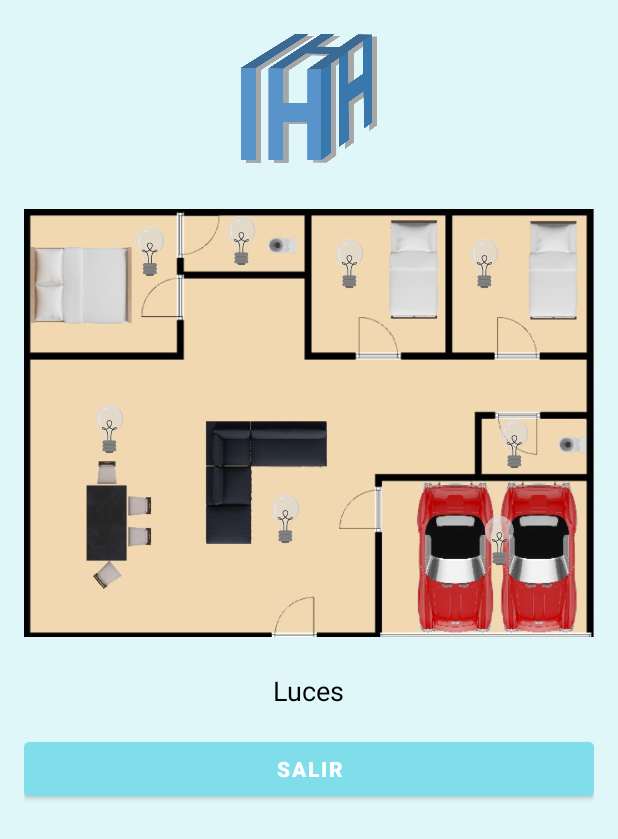
After one commit to stevmzz/IntelliHome, an Android app built with Jetpack Compose: the monitoreo_acti screen opened directly, with no data from a screen before it, on a phone screen of 412 x 824 dp. The commit adds this screen. Shown: the top 839 px of the screen. Run offline under Robolectric (Android 15) with nearby library versions, the light colour scheme and no system bars.

Commit message:
[ADD] -pantalla de monitoreo al arrendatario

```diff
--- a/app/src/main/AndroidManifest.xml
+++ b/app/src/main/AndroidManifest.xml
@@ -36,7 +36,10 @@
             android:name=".PruebaActivity"
             android:exported="true">
         </activity>
-
+        <activity
+            android:name=".monitoreo_acti"
+            android:exported="true">
+        </activity>
         <activity
             android:name=".AlquiladorActivity"
             android:exported="true">
--- a/app/src/main/java/com/example/miprimeraplicacion/AlquiladorActivity.java
+++ b/app/src/main/java/com/example/miprimeraplicacion/AlquiladorActivity.java
@@ -181,6 +181,8 @@ public class AlquiladorActivity extends AppCompatActivity {
         locations.add("Limón, Costa Rica");
         locations.add("Limón, Puerto Viejo");
         locations.add("Limón, Cahuita");
+        locations.add("Limón, Pueblo Nuevo");
+        locations.add("Limón, Cieneguita");
     }
 
     private void filterLocations(String text) {
--- a/app/src/main/java/com/example/miprimeraplicacion/ServerCommunication.java
+++ b/app/src/main/java/com/example/miprimeraplicacion/ServerCommunication.java
@@ -11,7 +11,7 @@ import java.net.SocketTimeoutException;
 
 public class ServerCommunication {
     private static final String TAG = "ServerCommunication";
-    private static final String SERVER_IP = "192.168.100.6";
+    private static final String SERVER_IP = "192.168.1.49";
     private static final int SERVER_PORT = 1717;
     private static final int SOCKET_TIMEOUT = 10000; // 10 segundos de timeout
 
--- /dev/null
+++ b/app/src/main/java/com/example/miprimeraplicacion/monitoreo_acti.java
@@ -0,0 +1,51 @@
+package com.example.miprimeraplicacion;
+
+import android.os.Bundle;
+import android.view.View;
+import android.widget.ImageButton;
+import androidx.appcompat.app.AppCompatActivity;
+
+public class monitoreo_acti extends AppCompatActivity {
+
+    // Array para almacenar el estado actual de cada botón (true: bombo_on, false: bombo_off)
+    private boolean[] buttonStates = new boolean[8];
+
+    @Override
+    protected void onCreate(Bundle savedInstanceState) {
+        super.onCreate(savedInstanceState);
+        setContentView(R.layout.monitoreo);
+
+        // Inicializa los estados de los botones a false (bombo_off)
+        for (int i = 0; i < buttonStates.length; i++) {
+            buttonStates[i] = false;
+        }
+
+        // Configurar los botones
+        setupButtonToggle(R.id.button1, 0);
+        setupButtonToggle(R.id.button2, 1);
+        setupButtonToggle(R.id.button3, 2);
+        setupButtonToggle(R.id.button4, 3);
+        setupButtonToggle(R.id.button5, 4);
+        setupButtonToggle(R.id.button6, 5);
+        setupButtonToggle(R.id.button7, 6);
+        setupButtonToggle(R.id.button8, 7);
+    }
+
+    // Método para configurar el comportamiento de cada botón
+    private void setupButtonToggle(int buttonId, final int index) {
+        final ImageButton button = findViewById(buttonId);
+        button.setOnClickListener(new View.OnClickListener() {
+            @Override
+            public void onClick(View v) {
+                // Alternar el estado del botón
+                buttonStates[index] = !buttonStates[index];
+                // Cambiar la imagen según el estado
+                if (buttonStates[index]) {
+                    button.setImageResource(R.drawable.bombo_on);
+                } else {
+                    button.setImageResource(R.drawable.bombo_off);
+                }
+            }
+        });
+    }
+}
--- a/app/src/main/res/layout/activity_alquilador.xml
+++ b/app/src/main/res/layout/activity_alquilador.xml
@@ -59,9 +59,9 @@
                         android:id="@+id/searchEditText"
                         android:layout_width="match_parent"
                         android:layout_height="wrap_content"
+                        android:completionThreshold="1"
                         android:hint="Buscar ubicación"
-                        android:inputType="text"
-                        android:completionThreshold="1"/>
+                        android:inputType="text" />
 
                 </com.google.android.material.textfield.TextInputLayout>
 
--- /dev/null
+++ b/app/src/main/res/layout/monitoreo.xml
@@ -0,0 +1,131 @@
+<FrameLayout
+    xmlns:android="http://schemas.android.com/apk/res/android"
+    android:layout_width="match_parent"
+    android:layout_height="match_parent"
+    android:background="#e0f7fa"
+    android:padding="16dp">
+
+    <LinearLayout
+        android:layout_width="match_parent"
+        android:layout_height="wrap_content"
+        android:orientation="vertical"
+        android:gravity="center_horizontal">
+
+
+    <ImageView
+        android:id="@+id/imageLogo"
+        android:layout_width="100dp"
+        android:layout_height="100dp"
+        android:layout_marginBottom="16dp"
+        android:src="@drawable/logo" />
+
+
+    <FrameLayout
+        android:layout_width="match_parent"
+        android:layout_height="300dp"
+    android:layout_marginBottom="16dp">
+
+
+    <ImageView
+        android:id="@+id/largeImage"
+        android:layout_width="match_parent"
+        android:layout_height="match_parent"
+        android:scaleType="fitCenter"
+        android:src="@drawable/casita" />
+
+
+        <ImageButton
+            android:id="@+id/button1"
+            android:layout_width="49dp"
+            android:layout_height="45dp"
+            android:layout_marginLeft="60dp"
+            android:layout_marginTop="10dp"
+            android:background="@null"
+            android:scaleType="fitCenter"
+            android:src="@drawable/bombo_off" />
+
+        <ImageButton
+            android:id="@+id/button2"
+            android:layout_width="35dp"
+            android:layout_height="51dp"
+            android:layout_marginLeft="300dp"
+            android:layout_marginTop="200dp"
+            android:background="@null"
+            android:scaleType="fitCenter"
+            android:src="@drawable/bombo_off" />
+        <ImageButton
+            android:id="@+id/button3"
+            android:layout_width="35dp"
+            android:layout_height="51dp"
+            android:layout_marginLeft="310dp"
+            android:layout_marginTop="135dp"
+            android:background="@null"
+            android:scaleType="fitCenter"
+            android:src="@drawable/bombo_off" />
+        <ImageButton
+            android:id="@+id/button4"
+            android:layout_width="35dp"
+            android:layout_height="51dp"
+            android:layout_marginLeft="200dp"
+            android:layout_marginTop="15dp"
+            android:background="@null"
+            android:scaleType="fitCenter"
+            android:src="@drawable/bombo_off" />
+        <ImageButton
+            android:id="@+id/button5"
+            android:layout_width="35dp"
+            android:layout_height="51dp"
+            android:layout_marginLeft="290dp"
+            android:layout_marginTop="15dp"
+            android:background="@null"
+            android:scaleType="fitCenter"
+            android:src="@drawable/bombo_off" />
+        <ImageButton
+            android:id="@+id/button6"
+            android:layout_width="35dp"
+            android:layout_height="51dp"
+            android:layout_marginLeft="128dp"
+            android:layout_marginTop="0dp"
+            android:background="@null"
+            android:scaleType="fitCenter"
+            android:src="@drawable/bombo_off" />
+        <ImageButton
+            android:id="@+id/button7"
+            android:layout_width="35dp"
+            android:layout_height="51dp"
+            android:layout_marginLeft="157dp"
+            android:layout_marginTop="185dp"
+            android:background="@null"
+            android:scaleType="fitCenter"
+            android:src="@drawable/bombo_off" />
+        <ImageButton
+            android:id="@+id/button8"
+            android:layout_width="35dp"
+            android:layout_height="51dp"
+            android:layout_marginLeft="40dp"
+            android:layout_marginTop="125dp"
+            android:background="@null"
+            android:scaleType="fitCenter"
+            android:src="@drawable/bombo_off" />
+
+    </FrameLayout>
+
+<TextView
+android:layout_width="wrap_content"
+android:layout_height="wrap_content"
+android:text="Luces"
+android:textColor="#000"
+android:textSize="18sp" />
+
+
+<Button
+android:id="@+id/buttonContinue"
+android:layout_width="match_parent"
+android:layout_height="wrap_content"
+android:layout_marginTop="16dp"
+android:backgroundTint="#80deea"
+android:text="Salir"
+android:textColor="#ffffff"
+android:textStyle="bold" />
+    </LinearLayout>
+    </FrameLayout>
```
Also changed, not shown: app/src/main/java/com/example/miprimeraplicacion/ArrendadorActivity.java (+49 -24 lines), app/src/main/res/layout/activity_arrendador.xml (+34 -0 lines), app/src/main/res/drawable/bombo_off.png (added), app/src/main/res/drawable/bombo_on.png (added), app/src/main/res/drawable/casita.png (added), app/src/main/res/menu/top_menu.xml (line endings or trailing spaces), 1 other file.
